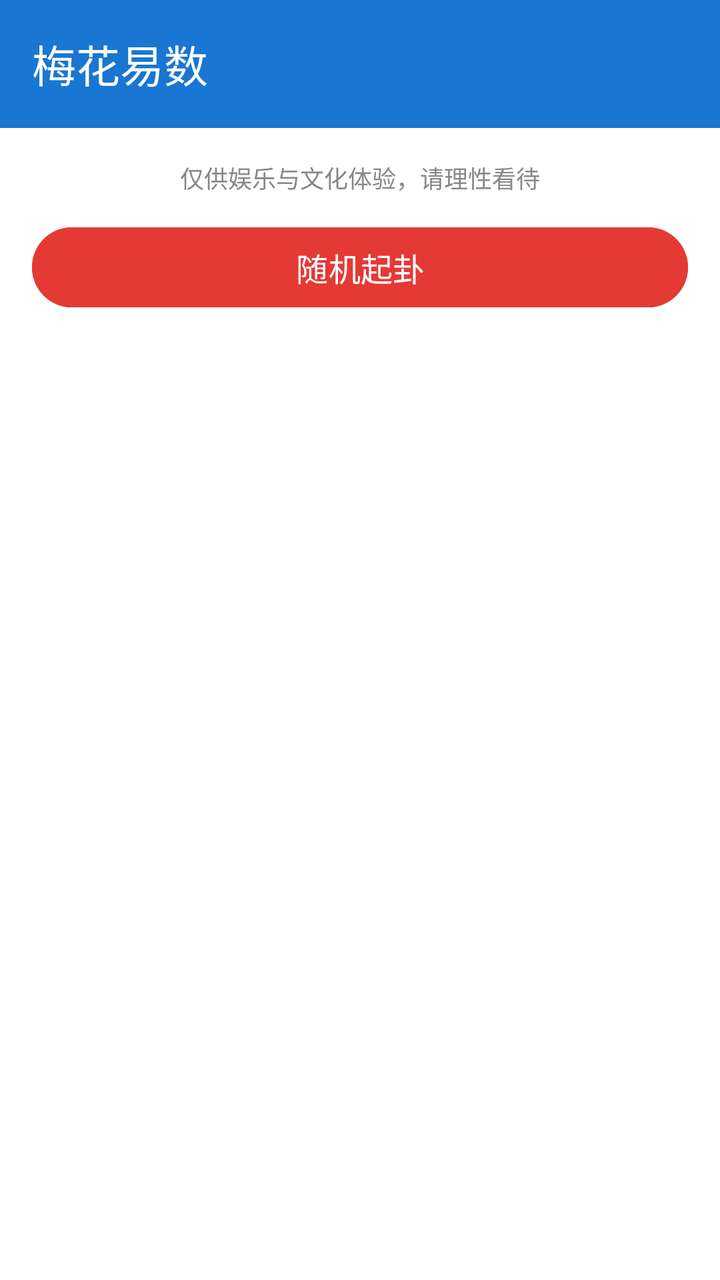
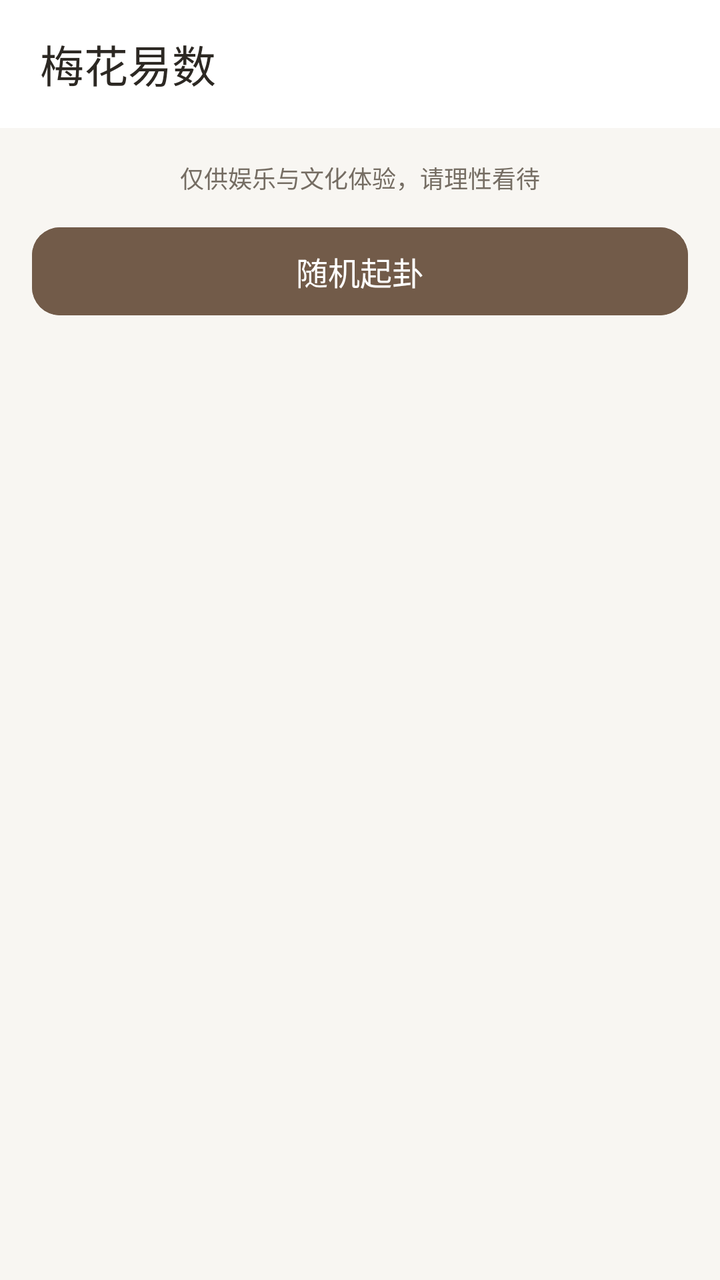

An Android layout rendered at two revisions. The XML below is the earlier revision; the diff shows what the commit changed to produce the second picture.
<!-- AndroidManifest.xml: application theme Theme.Project_Pandora -->
<!-- res/layout/activity_divination.xml -->
<?xml version="1.0" encoding="utf-8"?>
<LinearLayout xmlns:android="http://schemas.android.com/apk/res/android"
    android:layout_width="match_parent"
    android:layout_height="match_parent"
    android:orientation="vertical"
    android:background="@color/color_bg_page">

    <com.google.android.material.appbar.MaterialToolbar
        android:id="@+id/toolbar"
        android:layout_width="match_parent"
        android:layout_height="wrap_content"
        android:background="?attr/colorPrimary"
        app:title="梅花易数"
        app:titleTextColor="@android:color/white"
        xmlns:app="http://schemas.android.com/apk/res-auto" />

    <ScrollView
        android:layout_width="match_parent"
        android:layout_height="match_parent">

        <LinearLayout
            android:layout_width="match_parent"
            android:layout_height="wrap_content"
            android:orientation="vertical"
            android:padding="16dp">

            
            <TextView
                android:layout_width="match_parent"
                android:layout_height="wrap_content"
                android:text="仅供娱乐与文化体验，请理性看待"
                android:textSize="12sp"
                android:textColor="@color/color_text_secondary"
                android:gravity="center"
                android:layout_marginBottom="12dp" />

            <com.google.android.material.button.MaterialButton
                android:id="@+id/btnDivine"
                android:layout_width="match_parent"
                android:layout_height="wrap_content"
                android:text="随机起卦"
                android:textSize="16sp"
                android:backgroundTint="#E53935"
                android:layout_marginBottom="24dp" />

            
            <TextView
                android:id="@+id/textResultTitle"
                android:layout_width="match_parent"
                android:layout_height="wrap_content"
                android:textSize="18sp"
                android:textStyle="bold"
                android:textColor="@color/color_text_primary"
                android:visibility="gone"
                android:layout_marginBottom="12dp" />

            
            <androidx.cardview.widget.CardView
                android:id="@+id/cardOriginal"
                android:layout_width="match_parent"
                android:layout_height="wrap_content"
                android:layout_marginBottom="12dp"
                android:visibility="gone"
                app:cardCornerRadius="8dp"
                app:cardElevation="2dp"
                xmlns:app="http://schemas.android.com/apk/res-auto">

                <LinearLayout
                    android:layout_width="match_parent"
                    android:layout_height="wrap_content"
                    android:orientation="vertical"
                    android:padding="16dp">

                    <TextView
                        android:layout_width="wrap_content"
                        android:layout_height="wrap_content"
                        android:text="本卦"
                        android:textSize="14sp"
                        android:textStyle="bold"
                        android:textColor="#E53935" />

                    
                    <com.example.project_pandora.ui.ai.HexagramView
                        android:id="@+id/hexagramOriginal"
                        android:layout_width="120dp"
                        android:layout_height="84dp"
                        android:layout_gravity="center_horizontal"
                        android:layout_marginTop="8dp"
                        android:layout_marginBottom="4dp" />

                    <TextView
                        android:id="@+id/textOriginalName"
                        android:layout_width="wrap_content"
                        android:layout_height="wrap_content"
                        android:textSize="16sp"
                        android:textStyle="bold"
                        android:textColor="#263238"
                        android:layout_marginTop="4dp" />

                    <TextView
                        android:id="@+id/textOriginalJudgment"
                        android:layout_width="match_parent"
                        android:layout_height="wrap_content"
                        android:textSize="13sp"
                        android:textColor="#5D4037"
                        android:layout_marginTop="4dp" />

                </LinearLayout>
            </androidx.cardview.widget.CardView>

            
            <androidx.cardview.widget.CardView
                android:id="@+id/cardMutual"
                android:layout_width="match_parent"
                android:layout_height="wrap_content"
                android:layout_marginBottom="12dp"
                android:visibility="gone"
                app:cardCornerRadius="8dp"
                app:cardElevation="2dp"
                xmlns:app="http://schemas.android.com/apk/res-auto">

                <LinearLayout
                    android:layout_width="match_parent"
                    android:layout_height="wrap_content"
                    android:orientation="vertical"
                    android:padding="16dp">

                    <TextView
                        android:layout_width="wrap_content"
                        android:layout_height="wrap_content"
                        android:text="互卦"
                        android:textSize="14sp"
                        android:textStyle="bold"
                        android:textColor="#F5A623" />

                    
                    <com.example.project_pandora.ui.ai.HexagramView
                        android:id="@+id/hexagramMutual"
                        android:layout_width="120dp"
                        android:layout_height="84dp"
                        android:layout_gravity="center_horizontal"
                        android:layout_marginTop="8dp"
                        android:layout_marginBottom="4dp" />

                    <TextView
                        android:id="@+id/textMutualName"
                        android:layout_width="wrap_content"
                        android:layout_height="wrap_content"
                        android:textSize="16sp"
                        android:textStyle="bold"
                        android:textColor="#263238"
                        android:layout_marginTop="4dp" />

                    <TextView
                        android:id="@+id/textMutualJudgment"
                        android:layout_width="match_parent"
                        android:layout_height="wrap_content"
                        android:textSize="13sp"
                        android:textColor="#5D4037"
                        android:layout_marginTop="4dp" />

                </LinearLayout>
            </androidx.cardview.widget.CardView>

            
            <androidx.cardview.widget.CardView
                android:id="@+id/cardChanged"
                android:layout_width="match_parent"
                android:layout_height="wrap_content"
                android:layout_marginBottom="12dp"
                android:visibility="gone"
                app:cardCornerRadius="8dp"
                app:cardElevation="2dp"
                xmlns:app="http://schemas.android.com/apk/res-auto">

                <LinearLayout
                    android:layout_width="match_parent"
                    android:layout_height="wrap_content"
                    android:orientation="vertical"
                    android:padding="16dp">

                    <TextView
                        android:layout_width="wrap_content"
                        android:layout_height="wrap_content"
                        android:text="变卦"
                        android:textSize="14sp"
                        android:textStyle="bold"
                        android:textColor="#27AE60" />

                    
                    <com.example.project_pandora.ui.ai.HexagramView
                        android:id="@+id/hexagramChanged"
                        android:layout_width="120dp"
                        android:layout_height="84dp"
                        android:layout_gravity="center_horizontal"
                        android:layout_marginTop="8dp"
                        android:layout_marginBottom="4dp" />

                    <TextView
                        android:id="@+id/textChangedName"
                        android:layout_width="wrap_content"
                        android:layout_height="wrap_content"
                        android:textSize="16sp"
                        android:textStyle="bold"
                        android:textColor="#263238"
                        android:layout_marginTop="4dp" />

                    <TextView
                        android:id="@+id/textChangedJudgment"
                        android:layout_width="match_parent"
                        android:layout_height="wrap_content"
                        android:textSize="13sp"
                        android:textColor="#5D4037"
                        android:layout_marginTop="4dp" />

                </LinearLayout>
            </androidx.cardview.widget.CardView>

            
            <TextView
                android:id="@+id/textMovingLine"
                android:layout_width="match_parent"
                android:layout_height="wrap_content"
                android:textSize="14sp"
                android:textColor="#6D4C41"
                android:visibility="gone"
                android:layout_marginTop="8dp" />

            
            <androidx.cardview.widget.CardView
                android:id="@+id/cardAiAnalysis"
                android:layout_width="match_parent"
                android:layout_height="wrap_content"
                android:layout_marginTop="12dp"
                android:layout_marginBottom="12dp"
                android:visibility="gone"
                app:cardCornerRadius="8dp"
                app:cardElevation="2dp"
                xmlns:app="http://schemas.android.com/apk/res-auto">

                <LinearLayout
                    android:layout_width="match_parent"
                    android:layout_height="wrap_content"
                    android:orientation="vertical"
                    android:padding="16dp">

                    <TextView
                        android:layout_width="wrap_content"
                        android:layout_height="wrap_content"
                        android:text="AI 解读"
                        android:textSize="14sp"
                        android:textStyle="bold"
                        android:textColor="#7B1FA2" />

                    <TextView
                        android:id="@+id/textAiAnalysis"
                        android:layout_width="match_parent"
                        android:layout_height="wrap_content"
                        android:textSize="13sp"
                        android:textColor="#5D4037"
                        android:layout_marginTop="4dp" />

                    <TextView
                        android:id="@+id/textAiSource"
                        android:layout_width="match_parent"
                        android:layout_height="wrap_content"
                        android:textSize="11sp"
                        android:textColor="@color/color_text_secondary"
                        android:layout_marginTop="4dp"
                        android:gravity="end" />

                </LinearLayout>
            </androidx.cardview.widget.CardView>

        </LinearLayout>
    </ScrollView>

</LinearLayout>
<!-- resources referenced by this layout -->
<resources>
  <color name="color_bg_page">#FFFFFFFF</color>
  <color name="color_text_primary">#FF333333</color>
  <color name="color_text_secondary">#FF888888</color>
  <style name="Base.Theme.Project_Pandora" parent="Theme.Material3.DayNight.NoActionBar">
          
          <item name="colorPrimary">@color/color_calendar_today</item>
          <item name="colorOnPrimary">@color/white</item>
          <item name="colorSurface">@color/color_bg_page</item>
          <item name="colorOnSurface">@color/color_text_primary</item>
          <item name="colorOnSurfaceVariant">@color/color_text_secondary</item>
          <item name="android:colorBackground">@color/color_bg_page</item>
          <item name="android:textColorPrimary">@color/color_text_primary</item>
          <item name="android:textColorSecondary">@color/color_text_secondary</item>
      </style>
  <color name="color_calendar_today">#FF1976D2</color>
  <color name="white">#FFFFFFFF</color>
  <!-- unchanged entries left out for length: 1 -->
</resources>

<!-- the commit's change to res/layout/activity_divination.xml (unified diff, before → after) -->
@@ -9,10 +9,13 @@
         android:id="@+id/toolbar"
         android:layout_width="match_parent"
         android:layout_height="wrap_content"
-        android:background="?attr/colorPrimary"
+        android:background="@color/color_surface"
         app:title="梅花易数"
-        app:titleTextColor="@android:color/white"
-        xmlns:app="http://schemas.android.com/apk/res-auto" />
+        app:titleTextColor="@color/color_text_primary"
+        xmlns:app="http://schemas.android.com/apk/res-auto"
+        style="@style/Widget.Pandora.Toolbar"
+        app:navigationIconTint="@color/color_text_primary"
+        android:elevation="0dp" />
 
     <ScrollView
         android:layout_width="match_parent"
@@ -40,8 +43,9 @@
                 android:layout_height="wrap_content"
                 android:text="随机起卦"
                 android:textSize="16sp"
-                android:backgroundTint="#E53935"
-                android:layout_marginBottom="24dp" />
+                android:backgroundTint="@color/color_accent"
+                android:layout_marginBottom="24dp"
+                android:textColor="@color/color_on_accent" />
 
             
             <TextView
@@ -62,8 +66,9 @@
                 android:layout_marginBottom="12dp"
                 android:visibility="gone"
                 app:cardCornerRadius="8dp"
-                app:cardElevation="2dp"
-                xmlns:app="http://schemas.android.com/apk/res-auto">
+                app:cardElevation="1dp"
+                xmlns:app="http://schemas.android.com/apk/res-auto"
+                app:cardBackgroundColor="@color/color_surface">
 
                 <LinearLayout
                     android:layout_width="match_parent"
@@ -77,7 +82,7 @@
                         android:text="本卦"
                         android:textSize="14sp"
                         android:textStyle="bold"
-                        android:textColor="#E53935" />
+                        android:textColor="@color/color_accent" />
 
                     
                     <com.example.project_pandora.ui.ai.HexagramView
@@ -94,7 +99,7 @@
                         android:layout_height="wrap_content"
                         android:textSize="16sp"
                         android:textStyle="bold"
-                        android:textColor="#263238"
+                        android:textColor="@color/color_text_primary"
                         android:layout_marginTop="4dp" />
 
                     <TextView
@@ -102,7 +107,7 @@
                         android:layout_width="match_parent"
                         android:layout_height="wrap_content"
                         android:textSize="13sp"
-                        android:textColor="#5D4037"
+                        android:textColor="@color/color_text_primary"
                         android:layout_marginTop="4dp" />
 
                 </LinearLayout>
@@ -116,8 +121,9 @@
                 android:layout_marginBottom="12dp"
                 android:visibility="gone"
                 app:cardCornerRadius="8dp"
-                app:cardElevation="2dp"
-                xmlns:app="http://schemas.android.com/apk/res-auto">
+                app:cardElevation="1dp"
+                xmlns:app="http://schemas.android.com/apk/res-auto"
+                app:cardBackgroundColor="@color/color_surface">
 
                 <LinearLayout
                     android:layout_width="match_parent"
@@ -131,7 +137,7 @@
                         android:text="互卦"
                         android:textSize="14sp"
                         android:textStyle="bold"
-                        android:textColor="#F5A623" />
+                        android:textColor="@color/color_accent" />
 
                     
                     <com.example.project_pandora.ui.ai.HexagramView
@@ -148,7 +154,7 @@
                         android:layout_height="wrap_content"
                         android:textSize="16sp"
                         android:textStyle="bold"
-                        android:textColor="#263238"
+                        android:textColor="@color/color_text_primary"
                         android:layout_marginTop="4dp" />
 
                     <TextView
@@ -156,7 +162,7 @@
                         android:layout_width="match_parent"
                         android:layout_height="wrap_content"
                         android:textSize="13sp"
-                        android:textColor="#5D4037"
+                        android:textColor="@color/color_text_primary"
                         android:layout_marginTop="4dp" />
 
                 </LinearLayout>
@@ -170,8 +176,9 @@
                 android:layout_marginBottom="12dp"
                 android:visibility="gone"
                 app:cardCornerRadius="8dp"
-                app:cardElevation="2dp"
-                xmlns:app="http://schemas.android.com/apk/res-auto">
+                app:cardElevation="1dp"
+                xmlns:app="http://schemas.android.com/apk/res-auto"
+                app:cardBackgroundColor="@color/color_surface">
 
                 <LinearLayout
                     android:layout_width="match_parent"
@@ -185,7 +192,7 @@
                         android:text="变卦"
                         android:textSize="14sp"
                         android:textStyle="bold"
-                        android:textColor="#27AE60" />
+                        android:textColor="@color/color_accent" />
 
                     
                     <com.example.project_pandora.ui.ai.HexagramView
@@ -202,7 +209,7 @@
                         android:layout_height="wrap_content"
                         android:textSize="16sp"
                         android:textStyle="bold"
-                        android:textColor="#263238"
+                        android:textColor="@color/color_text_primary"
                         android:layout_marginTop="4dp" />
 
                     <TextView
@@ -210,7 +217,7 @@
                         android:layout_width="match_parent"
                         android:layout_height="wrap_content"
                         android:textSize="13sp"
-                        android:textColor="#5D4037"
+                        android:textColor="@color/color_text_primary"
                         android:layout_marginTop="4dp" />
 
                 </LinearLayout>
@@ -222,7 +229,7 @@
                 android:layout_width="match_parent"
                 android:layout_height="wrap_content"
                 android:textSize="14sp"
-                android:textColor="#6D4C41"
+                android:textColor="@color/color_text_primary"
                 android:visibility="gone"
                 android:layout_marginTop="8dp" />
 
@@ -235,8 +242,9 @@
                 android:layout_marginBottom="12dp"
                 android:visibility="gone"
                 app:cardCornerRadius="8dp"
-                app:cardElevation="2dp"
-                xmlns:app="http://schemas.android.com/apk/res-auto">
+                app:cardElevation="1dp"
+                xmlns:app="http://schemas.android.com/apk/res-auto"
+                app:cardBackgroundColor="@color/color_surface">
 
                 <LinearLayout
                     android:layout_width="match_parent"
@@ -250,14 +258,14 @@
                         android:text="AI 解读"
                         android:textSize="14sp"
                         android:textStyle="bold"
-                        android:textColor="#7B1FA2" />
+                        android:textColor="@color/color_accent" />
 
                     <TextView
                         android:id="@+id/textAiAnalysis"
                         android:layout_width="match_parent"
                         android:layout_height="wrap_content"
                         android:textSize="13sp"
-                        android:textColor="#5D4037"
+                        android:textColor="@color/color_text_primary"
                         android:layout_marginTop="4dp" />
 
                     <TextView
<!-- resource entries referenced after the edit -->
@@ -1,21 +1,177 @@
 <!-- resources referenced by this layout -->
 <resources>
-  <color name="color_bg_page">#FFFFFFFF</color>
-  <color name="color_text_primary">#FF333333</color>
-  <color name="color_text_secondary">#FF888888</color>
+  <color name="color_accent">#725B49</color>
+  <color name="color_bg_page">#F8F6F2</color>
+  <color name="color_on_accent">#FFFFFF</color>
+  <color name="color_surface">#FFFFFF</color>
+  <color name="color_text_primary">#2C2823</color>
+  <color name="color_text_secondary">#756D63</color>
+  <style name="Widget.Pandora.Toolbar" parent="Widget.Material3.Toolbar">
+          <item name="android:background">@color/color_surface</item>
+          <item name="android:minHeight">64dp</item>
+          <item name="android:elevation">0dp</item>
+          <item name="titleTextAppearance">@style/TextAppearance.Pandora.Title</item>
+          <item name="titleTextColor">@color/color_text_primary</item>
+          <item name="subtitleTextColor">@color/color_text_secondary</item>
+          <item name="navigationIconTint">@color/color_text_primary</item>
+          <item name="contentInsetStart">20dp</item>
+          <item name="contentInsetEnd">16dp</item>
+      </style>
+  <style name="TextAppearance.Pandora.Title" parent="TextAppearance.Material3.TitleLarge">
+          <item name="android:fontFamily">sans-serif-medium</item>
+          <item name="android:textSize">22sp</item>
+          <item name="android:textColor">@color/color_text_primary</item>
+      </style>
   <style name="Base.Theme.Project_Pandora" parent="Theme.Material3.DayNight.NoActionBar">
           
-          <item name="colorPrimary">@color/color_calendar_today</item>
-          <item name="colorOnPrimary">@color/white</item>
-          <item name="colorSurface">@color/color_bg_page</item>
+          <item name="colorPrimary">@color/color_accent</item>
+          <item name="colorOnPrimary">@color/color_on_accent</item>
+          <item name="colorPrimaryContainer">@color/color_accent_soft</item>
+          <item name="colorOnPrimaryContainer">@color/color_text_primary</item>
+          <item name="colorSecondary">@color/color_accent</item>
+          <item name="colorOnSecondary">@color/color_on_accent</item>
+          <item name="colorSecondaryContainer">@color/color_accent_soft</item>
+          <item name="colorOnSecondaryContainer">@color/color_text_primary</item>
+          <item name="colorTertiary">@color/color_accent</item>
+          <item name="colorOnTertiary">@color/color_on_accent</item>
+          <item name="colorTertiaryContainer">@color/color_accent_soft</item>
+          <item name="colorOnTertiaryContainer">@color/color_text_primary</item>
+          <item name="colorSurface">@color/color_surface</item>
           <item name="colorOnSurface">@color/color_text_primary</item>
           <item name="colorOnSurfaceVariant">@color/color_text_secondary</item>
+          <item name="colorSurfaceVariant">@color/color_surface_soft</item>
+          <item name="colorSurfaceContainerLowest">@color/color_surface</item>
+          <item name="colorSurfaceContainerLow">@color/color_surface</item>
+          <item name="colorSurfaceContainer">@color/color_surface_soft</item>
+          <item name="colorSurfaceContainerHigh">@color/color_surface_soft</item>
+          <item name="colorSurfaceContainerHighest">@color/color_accent_soft</item>
+          <item name="colorOutline">@color/color_border_strong</item>
+          <item name="colorOutlineVariant">@color/color_divider</item>
+          <item name="colorError">@color/color_error</item>
+          <item name="colorOnError">@color/color_on_accent</item>
+          <item name="colorErrorContainer">@color/color_error_surface</item>
+          <item name="colorOnErrorContainer">@color/color_error</item>
+          <item name="colorControlHighlight">@color/color_accent_soft</item>
           <item name="android:colorBackground">@color/color_bg_page</item>
+          <item name="android:windowBackground">@color/color_bg_page</item>
           <item name="android:textColorPrimary">@color/color_text_primary</item>
           <item name="android:textColorSecondary">@color/color_text_secondary</item>
+          <item name="android:fontFamily">sans-serif</item>
+          <item name="fontFamily">sans-serif</item>
+          <item name="textAppearanceBodyLarge">@style/TextAppearance.Pandora.Body</item>
+          <item name="textAppearanceBodyMedium">@style/TextAppearance.Pandora.BodySmall</item>
+          <item name="textAppearanceTitleLarge">@style/TextAppearance.Pandora.Title</item>
+          <item name="textAppearanceLabelLarge">@style/TextAppearance.Pandora.Label</item>
+          <item name="materialButtonStyle">@style/Widget.Pandora.Button</item>
+          <item name="materialButtonOutlinedStyle">@style/Widget.Pandora.Button.Outlined</item>
+          <item name="materialCardViewStyle">@style/Widget.Pandora.Card</item>
+          <item name="cardViewStyle">@style/Widget.Pandora.LegacyCard</item>
+          <item name="toolbarStyle">@style/Widget.Pandora.Toolbar</item>
+          <item name="textInputStyle">@style/Widget.Pandora.TextInput</item>
+          <item name="tabStyle">@style/Widget.Pandora.Tabs</item>
+          <item name="chipStyle">@style/Widget.Pandora.Chip</item>
+          <item name="bottomNavigationStyle">@style/Widget.Pandora.BottomNavigation</item>
+          <item name="floatingActionButtonStyle">@style/Widget.Pandora.Fab</item>
       </style>
-  <color name="color_calendar_today">#FF1976D2</color>
-  <color name="white">#FFFFFFFF</color>
+  <color name="color_accent_soft">#EEE6DC</color>
+  <color name="color_surface_soft">#F3EFE8</color>
+  <color name="color_border_strong">#BDB0A0</color>
+  <color name="color_divider">#E9E3DA</color>
+  <color name="color_error">#A1473A</color>
+  <color name="color_error_surface">#F8EAE5</color>
+  <style name="TextAppearance.Pandora.Body" parent="TextAppearance.Material3.BodyLarge">
+          <item name="android:fontFamily">sans-serif</item>
+          <item name="android:textSize">16sp</item>
+          <item name="android:textColor">@color/color_text_primary</item>
+      </style>
+  <style name="TextAppearance.Pandora.BodySmall" parent="TextAppearance.Material3.BodyMedium">
+          <item name="android:textSize">14sp</item>
+          <item name="android:textColor">@color/color_text_secondary</item>
+      </style>
+  <style name="TextAppearance.Pandora.Label" parent="TextAppearance.Material3.LabelLarge">
+          <item name="android:fontFamily">sans-serif-medium</item>
+          <item name="android:textSize">14sp</item>
+          <item name="android:letterSpacing">0</item>
+          <item name="android:textAllCaps">false</item>
+      </style>
+  <style name="Widget.Pandora.Button" parent="Widget.Material3.Button">
+          <item name="cornerRadius">14dp</item>
+          <item name="android:minHeight">52dp</item>
+          <item name="android:textAppearance">@style/TextAppearance.Pandora.Label</item>
+          <item name="android:textAllCaps">false</item>
+          <item name="android:stateListAnimator">@null</item>
+      </style>
+  <style name="Widget.Pandora.Button.Outlined" parent="Widget.Material3.Button.OutlinedButton">
+          <item name="cornerRadius">14dp</item>
+          <item name="strokeColor">@color/color_border_strong</item>
+          <item name="android:minHeight">48dp</item>
+          <item name="android:textAppearance">@style/TextAppearance.Pandora.Label</item>
+          <item name="android:textAllCaps">false</item>
+      </style>
+  <style name="Widget.Pandora.Card" parent="Widget.MaterialComponents.CardView">
+          <item name="cardBackgroundColor">@color/color_surface</item>
+          <item name="cardCornerRadius">18dp</item>
+          <item name="cardElevation">0dp</item>
+          <item name="strokeColor">@color/color_divider</item>
+          <item name="strokeWidth">1dp</item>
+      </style>
+  <style name="Widget.Pandora.LegacyCard" parent="CardView">
+          <item name="cardBackgroundColor">@color/color_surface</item>
+          <item name="cardCornerRadius">18dp</item>
+          <item name="cardElevation">1dp</item>
+      </style>
+  <style name="Widget.Pandora.TextInput" parent="Widget.Material3.TextInputLayout.OutlinedBox">
+          <item name="boxBackgroundColor">@color/color_surface</item>
+          <item name="boxStrokeColor">@color/pandora_input_stroke</item>
+          <item name="hintTextColor">@color/color_accent</item>
+          <item name="android:textColorHint">@color/color_text_secondary</item>
+          <item name="boxCornerRadiusTopStart">12dp</item>
+          <item name="boxCornerRadiusTopEnd">12dp</item>
+          <item name="boxCornerRadiusBottomStart">12dp</item>
+          <item name="boxCornerRadiusBottomEnd">12dp</item>
+          <item name="boxStrokeWidth">1dp</item>
+          <item name="boxStrokeWidthFocused">2dp</item>
+      </style>
+  <style name="Widget.Pandora.Tabs" parent="Widget.Material3.TabLayout">
+          <item name="android:background">@color/color_surface</item>
+          <item name="tabTextAppearance">@style/TextAppearance.Pandora.Label</item>
+          <item name="tabTextColor">@color/color_text_secondary</item>
+          <item name="tabSelectedTextColor">@color/color_accent</item>
+          <item name="tabIndicatorColor">@color/color_accent</item>
+          <item name="tabIndicatorHeight">2dp</item>
+          <item name="tabRippleColor">@color/color_accent_soft</item>
+      </style>
+  <style name="Widget.Pandora.Chip" parent="Widget.Material3.Chip.Filter">
+          <item name="chipBackgroundColor">@color/pandora_chip_background</item>
+          <item name="android:textColor">@color/pandora_chip_text</item>
+          <item name="chipStrokeColor">@color/color_divider</item>
+          <item name="chipStrokeWidth">1dp</item>
+          <item name="chipCornerRadius">12dp</item>
+          <item name="ensureMinTouchTargetSize">true</item>
+      </style>
+  <style name="Widget.Pandora.BottomNavigation" parent="Widget.Material3.BottomNavigationView">
+          <item name="android:background">@color/color_surface</item>
+          <item name="elevation">0dp</item>
+          <item name="itemIconSize">23dp</item>
+          <item name="itemIconTint">@color/bottom_nav_color_selector</item>
+          <item name="itemTextColor">@color/bottom_nav_color_selector</item>
+          <item name="itemTextAppearanceActive">@style/TextAppearance.Pandora.Navigation</item>
+          <item name="itemTextAppearanceInactive">@style/TextAppearance.Pandora.Navigation</item>
+          <item name="itemActiveIndicatorStyle">@style/Widget.Pandora.NavIndicator</item>
+      </style>
+  <style name="Widget.Pandora.Fab" parent="Widget.Material3.FloatingActionButton.Primary">
+          <item name="backgroundTint">@color/color_accent</item>
+          <item name="tint">@color/color_on_accent</item>
+          <item name="elevation">2dp</item>
+      </style>
+  <style name="TextAppearance.Pandora.Navigation" parent="TextAppearance.Material3.LabelMedium">
+          <item name="android:fontFamily">sans-serif-medium</item>
+          <item name="android:textSize">12sp</item>
+          <item name="android:letterSpacing">0</item>
+      </style>
+  <style name="Widget.Pandora.NavIndicator" parent="Widget.Material3.BottomNavigationView.ActiveIndicator">
+          <item name="android:color">@color/color_accent_soft</item>
+      </style>
   <!-- unchanged entries left out for length: 1 -->
 </resources>
 
